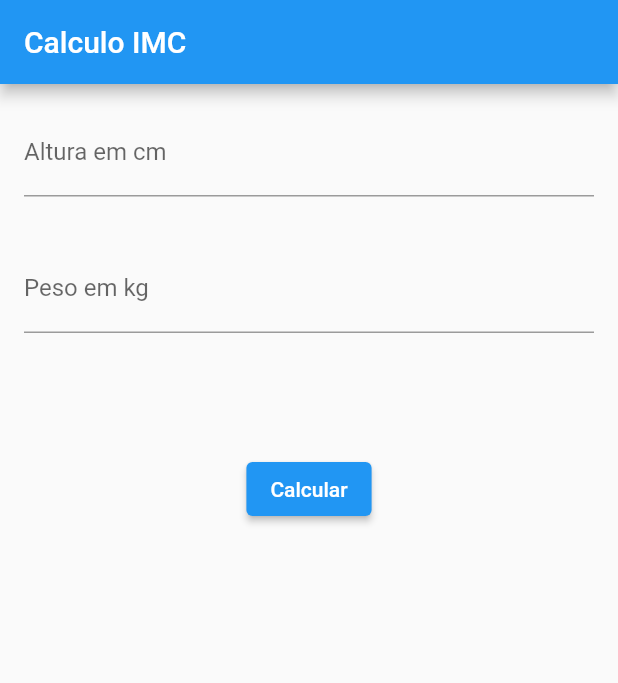
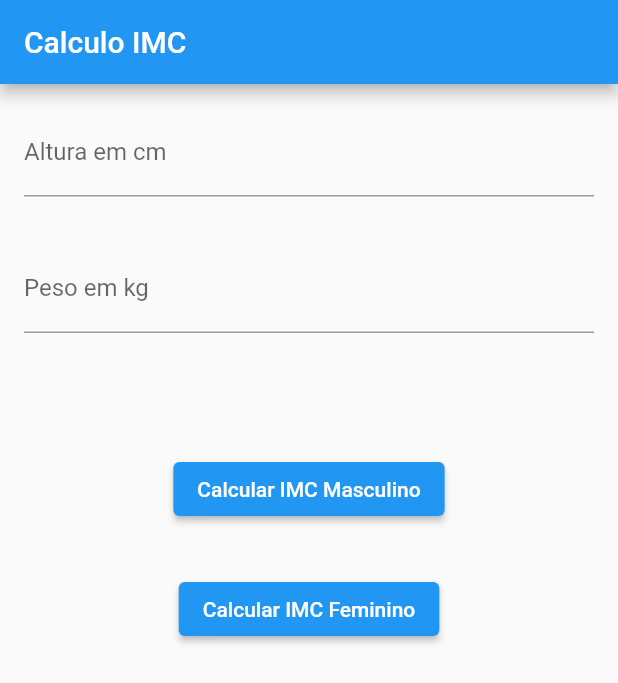
Before and after one commit to Daniel-freire/aula_imc, a Flutter app: the screen it shows after launch, on a phone screen of 412 x 824 dp. Shown: the top 683 px of the screen. Run offline on Flutter 3.47's test engine with Material 2 defaults, Android fonts, the phone set to English and light mode, and no system bars.

```diff
--- a/lib/widgets/calculoimc_widget.dart
+++ b/lib/widgets/calculoimc_widget.dart
@@ -87,7 +87,20 @@ class _CalculoImcWidgetState extends State<CalculoImcWidget> {
                   _calcularimc();
                 }
               },
-              child: Text('Calcular'),
+              child: Text('Calcular IMC Masculino'),
+
+            ),
+          ),
+
+           Container(
+            margin: EdgeInsets.all(16.0),
+            child: ElevatedButton(
+              onPressed: (){
+                if(_formkey.currentState.validate()){
+                  _calcularimc();
+                }
+              },
+              child: Text('Calcular IMC Feminino'),
 
             ),
           ),
```
